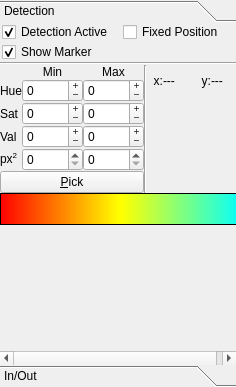
Above: lib/ui/tab_featuresUi.ui from gasparnori/Spotter before the change. Below: the same form after it.
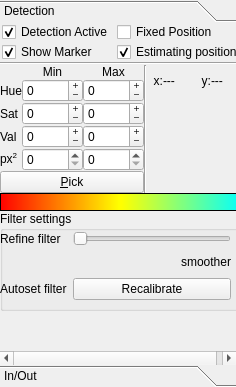
That is the form after the change.

Commit message: calibrate filter

```diff
--- a/lib/ui/tab_featuresUi.ui
+++ b/lib/ui/tab_featuresUi.ui
@@ -85,6 +85,72 @@
              </property>
             </widget>
            </item>
+           <item>
+            <widget class="QGroupBox" name="groupBox">
+             <property name="minimumSize">
+              <size>
+               <width>0</width>
+               <height>100</height>
+              </size>
+             </property>
+             <property name="title">
+              <string>Filter settings</string>
+             </property>
+             <widget class="QWidget" name="gridLayoutWidget">
+              <property name="geometry">
+               <rect>
+                <x>0</x>
+                <y>20</y>
+                <width>231</width>
+                <height>69</height>
+               </rect>
+              </property>
+              <layout class="QGridLayout" name="gridLayout_10">
+               <item row="0" column="1">
+                <widget class="QSlider" name="filterSlider">
+                 <property name="minimum">
+                  <number>1</number>
+                 </property>
+                 <property name="orientation">
+                  <enum>Qt::Horizontal</enum>
+                 </property>
+                </widget>
+               </item>
+               <item row="0" column="0">
+                <widget class="QLabel" name="filterLabel">
+                 <property name="text">
+                  <string>Refine filter</string>
+                 </property>
+                </widget>
+               </item>
+               <item row="1" column="1">
+                <widget class="QLabel" name="filterMaxLabel">
+                 <property name="text">
+                  <string>smoother</string>
+                 </property>
+                 <property name="alignment">
+                  <set>Qt::AlignRight|Qt::AlignTrailing|Qt::AlignVCenter</set>
+                 </property>
+                </widget>
+               </item>
+               <item row="2" column="1">
+                <widget class="QPushButton" name="btn_filter">
+                 <property name="text">
+                  <string>Recalibrate</string>
+                 </property>
+                </widget>
+               </item>
+               <item row="2" column="0">
+                <widget class="QLabel" name="autosetLabel">
+                 <property name="text">
+                  <string>Autoset filter</string>
+                 </property>
+                </widget>
+               </item>
+              </layout>
+             </widget>
+            </widget>
+           </item>
            <item>
             <spacer name="verticalSpacer">
              <property name="orientation">
@@ -93,7 +159,7 @@
              <property name="sizeHint" stdset="0">
               <size>
                <width>20</width>
-               <height>0</height>
+               <height>40</height>
               </size>
              </property>
             </spacer>
@@ -466,7 +532,7 @@
              </property>
             </widget>
            </item>
-           <item row="1" column="0">
+           <item row="2" column="0">
             <widget class="QCheckBox" name="ckb_marker">
              <property name="text">
               <string>Show Marker</string>
@@ -483,6 +549,16 @@
              </property>
             </widget>
            </item>
+           <item row="2" column="1">
+            <widget class="QCheckBox" name="ckb_kalmanfilter">
+             <property name="text">
+              <string>Estimating position</string>
+             </property>
+             <property name="checked">
+              <bool>true</bool>
+             </property>
+            </widget>
+           </item>
           </layout>
          </item>
          <item row="8" column="0">
```
Left out of the diff: 138 changed lines with no effect on the pictures. The commit also changes 64 other files.
